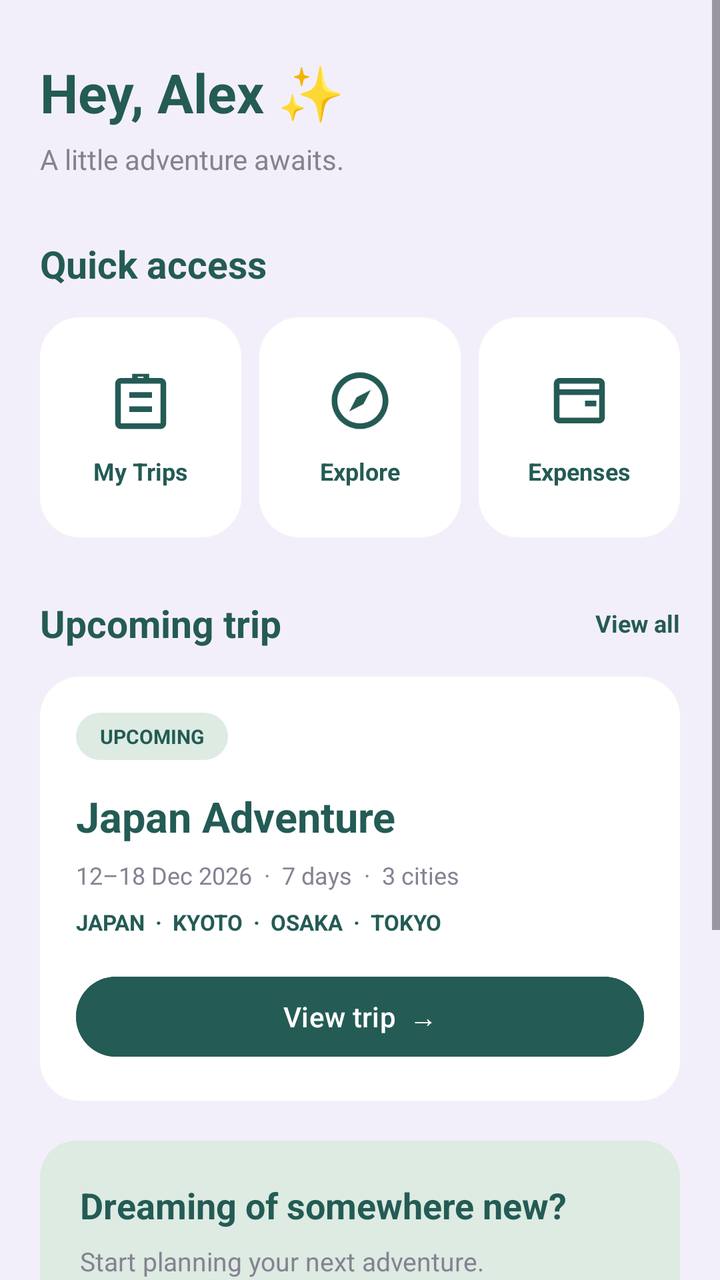
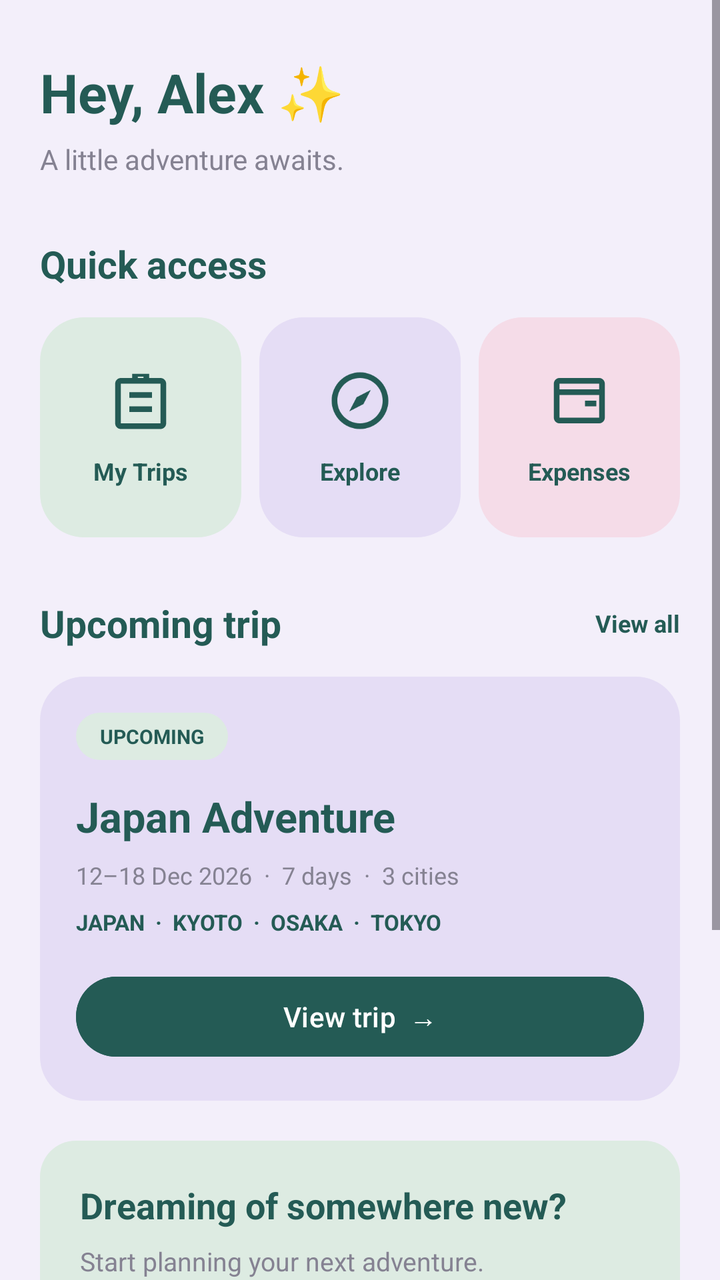

Two renders of the same Android screen: before a commit and after it. Below are the layout's source before the change and the commit's diff.
<!-- AndroidManifest.xml: application theme Theme.TripMate -->
<!-- res/layout/fragment_home.xml -->
<?xml version="1.0" encoding="utf-8"?>
<androidx.constraintlayout.widget.ConstraintLayout
    xmlns:android="http://schemas.android.com/apk/res/android"
    xmlns:app="http://schemas.android.com/apk/res-auto"
    android:layout_width="match_parent"
    android:layout_height="match_parent"
    android:background="#F3EFFA">

    <ScrollView
        android:id="@+id/homeScrollView"
        android:layout_width="0dp"
        android:layout_height="0dp"
        android:fillViewport="true"
        android:clipToPadding="false"
        android:paddingBottom="20dp"
        android:scrollbars="vertical"
        app:layout_constraintTop_toTopOf="parent"
        app:layout_constraintBottom_toBottomOf="parent"
        app:layout_constraintStart_toStartOf="parent"
        app:layout_constraintEnd_toEndOf="parent">

        <LinearLayout
            android:layout_width="match_parent"
            android:layout_height="wrap_content"
            android:orientation="vertical"
            android:paddingStart="20dp"
            android:paddingEnd="20dp"
            android:paddingTop="28dp"
            android:paddingBottom="20dp">

            
            <TextView
                android:layout_width="match_parent"
                android:layout_height="wrap_content"
                android:text="Hey, Alex ✨"
                android:textColor="#245B55"
                android:textSize="27sp"
                android:textStyle="bold"
                android:fontFamily="sans" />

            <TextView
                android:layout_width="match_parent"
                android:layout_height="wrap_content"
                android:layout_marginTop="6dp"
                android:text="A little adventure awaits."
                android:textColor="#858292"
                android:textSize="14sp" />

            
            <TextView
                android:layout_width="match_parent"
                android:layout_height="wrap_content"
                android:layout_marginTop="30dp"
                android:text="Quick access"
                android:textColor="#245B55"
                android:textSize="19sp"
                android:textStyle="bold" />

            
            <LinearLayout
                android:layout_width="match_parent"
                android:layout_height="wrap_content"
                android:orientation="horizontal"
                android:layout_marginTop="14dp"
                android:weightSum="3">

                <LinearLayout
                    android:id="@+id/btnMyTrips"
                    android:layout_width="0dp"
                    android:layout_height="110dp"
                    android:layout_weight="1"
                    android:layout_marginEnd="6dp"
                    android:background="@drawable/bg_quick_action"
                    android:gravity="center"
                    android:orientation="vertical"
                    android:clickable="true"
                    android:focusable="true"
                    android:padding="8dp">

                    <ImageView
                        android:layout_width="34dp"
                        android:layout_height="34dp"
                        android:src="@drawable/ic_my_trips"
                        android:contentDescription="My trips icon"
                        android:scaleType="fitCenter" />

                    <TextView
                        android:layout_width="wrap_content"
                        android:layout_height="wrap_content"
                        android:layout_marginTop="10dp"
                        android:text="My Trips"
                        android:textColor="#245B55"
                        android:textSize="12sp"
                        android:textStyle="bold" />
                </LinearLayout>

                <LinearLayout
                    android:id="@+id/btnExplore"
                    android:layout_width="0dp"
                    android:layout_height="110dp"
                    android:layout_weight="1"
                    android:layout_marginHorizontal="3dp"
                    android:background="@drawable/bg_quick_action"
                    android:gravity="center"
                    android:orientation="vertical"
                    android:clickable="true"
                    android:focusable="true"
                    android:padding="8dp">

                    <ImageView
                        android:layout_width="34dp"
                        android:layout_height="34dp"
                        android:src="@drawable/ic_explore"
                        android:contentDescription="Explore icon"
                        android:scaleType="fitCenter" />

                    <TextView
                        android:layout_width="wrap_content"
                        android:layout_height="wrap_content"
                        android:layout_marginTop="10dp"
                        android:text="Explore"
                        android:textColor="#245B55"
                        android:textSize="12sp"
                        android:textStyle="bold" />
                </LinearLayout>

                <LinearLayout
                    android:id="@+id/btnExpenses"
                    android:layout_width="0dp"
                    android:layout_height="110dp"
                    android:layout_weight="1"
                    android:layout_marginStart="6dp"
                    android:background="@drawable/bg_quick_action"
                    android:gravity="center"
                    android:orientation="vertical"
                    android:clickable="true"
                    android:focusable="true"
                    android:padding="8dp">

                    <ImageView
                        android:layout_width="34dp"
                        android:layout_height="34dp"
                        android:src="@drawable/ic_expenses"
                        android:contentDescription="Expenses icon"
                        android:scaleType="fitCenter" />

                    <TextView
                        android:layout_width="wrap_content"
                        android:layout_height="wrap_content"
                        android:layout_marginTop="10dp"
                        android:text="Expenses"
                        android:textColor="#245B55"
                        android:textSize="12sp"
                        android:textStyle="bold" />
                </LinearLayout>

            </LinearLayout>

            
            <LinearLayout
                android:layout_width="match_parent"
                android:layout_height="wrap_content"
                android:layout_marginTop="30dp"
                android:gravity="center_vertical"
                android:orientation="horizontal">

                <TextView
                    android:layout_width="0dp"
                    android:layout_height="wrap_content"
                    android:layout_weight="1"
                    android:text="Upcoming trip"
                    android:textColor="#245B55"
                    android:textSize="19sp"
                    android:textStyle="bold" />

                <TextView
                    android:layout_width="wrap_content"
                    android:layout_height="wrap_content"
                    android:text="View all"
                    android:textColor="#245B55"
                    android:textSize="12sp"
                    android:textStyle="bold" />

            </LinearLayout>

            
            <LinearLayout
                android:layout_width="match_parent"
                android:layout_height="wrap_content"
                android:layout_marginTop="14dp"
                android:background="@drawable/bg_trip_card"
                android:orientation="vertical"
                android:padding="18dp">

                <TextView
                    android:layout_width="wrap_content"
                    android:layout_height="wrap_content"
                    android:background="@drawable/bg_icon_circle"
                    android:paddingHorizontal="12dp"
                    android:paddingVertical="5dp"
                    android:text="UPCOMING"
                    android:textColor="#245B55"
                    android:textSize="10sp"
                    android:textStyle="bold" />

                <TextView
                    android:layout_width="match_parent"
                    android:layout_height="wrap_content"
                    android:layout_marginTop="14dp"
                    android:text="Japan Adventure"
                    android:textColor="#245B55"
                    android:textSize="21sp"
                    android:textStyle="bold" />

                <TextView
                    android:layout_width="match_parent"
                    android:layout_height="wrap_content"
                    android:layout_marginTop="7dp"
                    android:text="12–18 Dec 2026  ·  7 days  ·  3 cities"
                    android:textColor="#858292"
                    android:textSize="12sp" />

                <TextView
                    android:layout_width="match_parent"
                    android:layout_height="wrap_content"
                    android:layout_marginTop="8dp"
                    android:text="JAPAN  ·  KYOTO  ·  OSAKA  ·  TOKYO"
                    android:textColor="#245B55"
                    android:textSize="11sp"
                    android:textStyle="bold" />

                <Button
                    android:id="@+id/btnViewTrip"
                    android:layout_width="match_parent"
                    android:layout_height="48dp"
                    android:layout_marginTop="16dp"
                    android:backgroundTint="#245B55"
                    android:text="View trip  →"
                    android:textAllCaps="false"
                    android:textColor="#FFFFFF"
                    android:textSize="14sp" />

            </LinearLayout>

            
            <LinearLayout
                android:layout_width="match_parent"
                android:layout_height="wrap_content"
                android:layout_marginTop="20dp"
                android:background="@drawable/bg_inspiration"
                android:gravity="center_vertical"
                android:orientation="vertical"
                android:padding="20dp">

                <TextView
                    android:layout_width="match_parent"
                    android:layout_height="wrap_content"
                    android:text="Dreaming of somewhere new?"
                    android:textColor="#245B55"
                    android:textSize="18sp"
                    android:textStyle="bold" />

                <TextView
                    android:layout_width="match_parent"
                    android:layout_height="wrap_content"
                    android:layout_marginTop="7dp"
                    android:text="Start planning your next adventure."
                    android:textColor="#858292"
                    android:textSize="13sp" />

                <Button
                    android:id="@+id/btnCreateTrip"
                    android:layout_width="wrap_content"
                    android:layout_height="46dp"
                    android:layout_marginTop="12dp"
                    android:backgroundTint="#245B55"
                    android:text="+  Create trip"
                    android:textAllCaps="false"
                    android:textColor="#FFFFFF"
                    android:textSize="13sp" />

            </LinearLayout>

            
            <LinearLayout
                android:layout_width="match_parent"
                android:layout_height="wrap_content"
                android:layout_marginTop="24dp"
                android:background="@drawable/bg_icon_circle"
                android:gravity="center"
                android:orientation="vertical"
                android:padding="22dp">

                <TextView
                    android:layout_width="match_parent"
                    android:layout_height="wrap_content"
                    android:gravity="center"
                    android:text="Collect moments,\not just places."
                    android:textColor="#245B55"
                    android:textSize="19sp"
                    android:textStyle="bold" />

            </LinearLayout>

        </LinearLayout>

    </ScrollView>

</androidx.constraintlayout.widget.ConstraintLayout>
<!-- resources referenced by this layout -->
<resources>
  <!-- drawable bg_icon_circle (drawable) -->
  <shape xmlns:android="http://schemas.android.com/apk/res/android">
      <solid android:color="#DDEBE2"/>
      <corners android:radius="50dp"/>
  </shape>
  <!-- drawable bg_inspiration (drawable) -->
  <shape xmlns:android="http://schemas.android.com/apk/res/android">
      <solid android:color="#DDEBE2"/>
      <corners android:radius="18dp"/>
  </shape>
  <!-- drawable bg_quick_action (drawable) -->
  <shape xmlns:android="http://schemas.android.com/apk/res/android">
      <solid android:color="#FFFFFF"/>
      <corners android:radius="20dp"/>
  </shape>
  <!-- drawable bg_trip_card (drawable) -->
  <shape xmlns:android="http://schemas.android.com/apk/res/android">
      <solid android:color="#FFFFFF"/>
      <corners android:radius="20dp"/>
  </shape>
  <!-- drawable ic_expenses (drawable) -->
  <vector xmlns:android="http://schemas.android.com/apk/res/android"
      android:width="24dp"
      android:height="24dp"
      android:viewportWidth="24"
      android:viewportHeight="24">
      <path
          android:fillColor="#245B55"
          android:pathData="M3,6 C3,4.9 3.9,4 5,4 L19,4 C20.1,4 21,4.9 21,6 L21,18 C21,19.1 20.1,20 19,20 L5,20 C3.9,20 3,19.1 3,18 Z M5,6 L5,8 L19,8 L19,6 Z M5,10 L5,18 L19,18 L19,10 Z M14,12 L18,12 L18,14 L14,14 Z"/>
  </vector>
  <!-- drawable ic_explore (drawable) -->
  <vector xmlns:android="http://schemas.android.com/apk/res/android"
      android:width="24dp"
      android:height="24dp"
      android:viewportWidth="24"
      android:viewportHeight="24">
      <path
          android:fillColor="#245B55"
          android:pathData="M12,2 C6.48,2 2,6.48 2,12 C2,17.52 6.48,22 12,22 C17.52,22 22,17.52 22,12 C22,6.48 17.52,2 12,2 Z M12,4 C16.42,4 20,7.58 20,12 C20,16.42 16.42,20 12,20 C7.58,20 4,16.42 4,12 C4,7.58 7.58,4 12,4 Z M15.8,8.2 L13.2,13.2 L8.2,15.8 L10.8,10.8 Z"/>
  </vector>
  <!-- drawable ic_my_trips (drawable) -->
  <vector xmlns:android="http://schemas.android.com/apk/res/android"
      android:width="24dp"
      android:height="24dp"
      android:viewportWidth="24"
      android:viewportHeight="24">
      <path
          android:fillColor="#245B55"
          android:pathData="M9,4 L9,2.5 L15,2.5 L15,4 L19,4 C20.1,4 21,4.9 21,6 L21,20 C21,21.1 20.1,22 19,22 L5,22 C3.9,22 3,21.1 3,20 L3,6 C3,4.9 3.9,4 5,4 Z M11,4 L13,4 L13,3.5 L11,3.5 Z M5,6 L5,20 L19,20 L19,6 Z M8,9 L16,9 L16,11 L8,11 Z M8,14 L16,14 L16,16 L8,16 Z"/>
  </vector>
  <style name="Theme.TripMate" parent="Base.Theme.TripMate" />
  <style name="Base.Theme.TripMate" parent="Theme.Material3.DayNight.NoActionBar">
          
          
      </style>
</resources>

<!-- the commit's change to res/layout/fragment_home.xml (unified diff, before → after) -->
@@ -36,7 +36,7 @@
                 android:textColor="#245B55"
                 android:textSize="27sp"
                 android:textStyle="bold"
-                android:fontFamily="sans" />
+                android:fontFamily="sans-serif" />
 
             <TextView
                 android:layout_width="match_parent"
@@ -64,13 +64,14 @@
                 android:layout_marginTop="14dp"
                 android:weightSum="3">
 
+                
                 <LinearLayout
                     android:id="@+id/btnMyTrips"
                     android:layout_width="0dp"
                     android:layout_height="110dp"
                     android:layout_weight="1"
                     android:layout_marginEnd="6dp"
-                    android:background="@drawable/bg_quick_action"
+                    android:background="@drawable/bg_card_sage"
                     android:gravity="center"
                     android:orientation="vertical"
                     android:clickable="true"
@@ -94,13 +95,14 @@
                         android:textStyle="bold" />
                 </LinearLayout>
 
+                
                 <LinearLayout
                     android:id="@+id/btnExplore"
                     android:layout_width="0dp"
                     android:layout_height="110dp"
                     android:layout_weight="1"
                     android:layout_marginHorizontal="3dp"
-                    android:background="@drawable/bg_quick_action"
+                    android:background="@drawable/bg_card_lavender"
                     android:gravity="center"
                     android:orientation="vertical"
                     android:clickable="true"
@@ -124,13 +126,14 @@
                         android:textStyle="bold" />
                 </LinearLayout>
 
+                
                 <LinearLayout
                     android:id="@+id/btnExpenses"
                     android:layout_width="0dp"
                     android:layout_height="110dp"
                     android:layout_weight="1"
                     android:layout_marginStart="6dp"
-                    android:background="@drawable/bg_quick_action"
+                    android:background="@drawable/bg_card_pink"
                     android:gravity="center"
                     android:orientation="vertical"
                     android:clickable="true"
@@ -188,7 +191,7 @@
                 android:layout_width="match_parent"
                 android:layout_height="wrap_content"
                 android:layout_marginTop="14dp"
-                android:background="@drawable/bg_trip_card"
+                android:background="@drawable/bg_card_lavender"
                 android:orientation="vertical"
                 android:padding="18dp">
 
@@ -295,7 +298,7 @@
                     android:layout_width="match_parent"
                     android:layout_height="wrap_content"
                     android:gravity="center"
-                    android:text="Collect moments,\not just places."
+                    android:text="Collect moments,not just places."
                     android:textColor="#245B55"
                     android:textSize="19sp"
                     android:textStyle="bold" />
<!-- resource entries referenced after the edit -->
@@ -1,5 +1,23 @@
 <!-- resources referenced by this layout -->
 <resources>
+  <!-- drawable bg_card_lavender (drawable) -->
+  <?xml version="1.0" encoding="utf-8"?>
+  <shape xmlns:android="http://schemas.android.com/apk/res/android">
+      <solid android:color="#E5DDF5"/>
+      <corners android:radius="22dp"/>
+  </shape>
+  <!-- drawable bg_card_pink (drawable) -->
+  <?xml version="1.0" encoding="utf-8"?>
+  <shape xmlns:android="http://schemas.android.com/apk/res/android">
+      <solid android:color="#F5DCE8"/>
+      <corners android:radius="22dp"/>
+  </shape>
+  <!-- drawable bg_card_sage (drawable) -->
+  <?xml version="1.0" encoding="utf-8"?>
+  <shape xmlns:android="http://schemas.android.com/apk/res/android">
+      <solid android:color="@color/card_sage"/>
+      <corners android:radius="22dp"/>
+  </shape>
   <!-- drawable bg_icon_circle (drawable) -->
   <shape xmlns:android="http://schemas.android.com/apk/res/android">
       <solid android:color="#DDEBE2"/>
@@ -9,16 +27,6 @@
   <shape xmlns:android="http://schemas.android.com/apk/res/android">
       <solid android:color="#DDEBE2"/>
       <corners android:radius="18dp"/>
-  </shape>
-  <!-- drawable bg_quick_action (drawable) -->
-  <shape xmlns:android="http://schemas.android.com/apk/res/android">
-      <solid android:color="#FFFFFF"/>
-      <corners android:radius="20dp"/>
-  </shape>
-  <!-- drawable bg_trip_card (drawable) -->
-  <shape xmlns:android="http://schemas.android.com/apk/res/android">
-      <solid android:color="#FFFFFF"/>
-      <corners android:radius="20dp"/>
   </shape>
   <!-- drawable ic_expenses (drawable) -->
   <vector xmlns:android="http://schemas.android.com/apk/res/android"
@@ -51,6 +59,7 @@
           android:pathData="M9,4 L9,2.5 L15,2.5 L15,4 L19,4 C20.1,4 21,4.9 21,6 L21,20 C21,21.1 20.1,22 19,22 L5,22 C3.9,22 3,21.1 3,20 L3,6 C3,4.9 3.9,4 5,4 Z M11,4 L13,4 L13,3.5 L11,3.5 Z M5,6 L5,20 L19,20 L19,6 Z M8,9 L16,9 L16,11 L8,11 Z M8,14 L16,14 L16,16 L8,16 Z"/>
   </vector>
   <style name="Theme.TripMate" parent="Base.Theme.TripMate" />
+  <color name="card_sage">#DDEBE2</color>
   <style name="Base.Theme.TripMate" parent="Theme.Material3.DayNight.NoActionBar">
           
           
